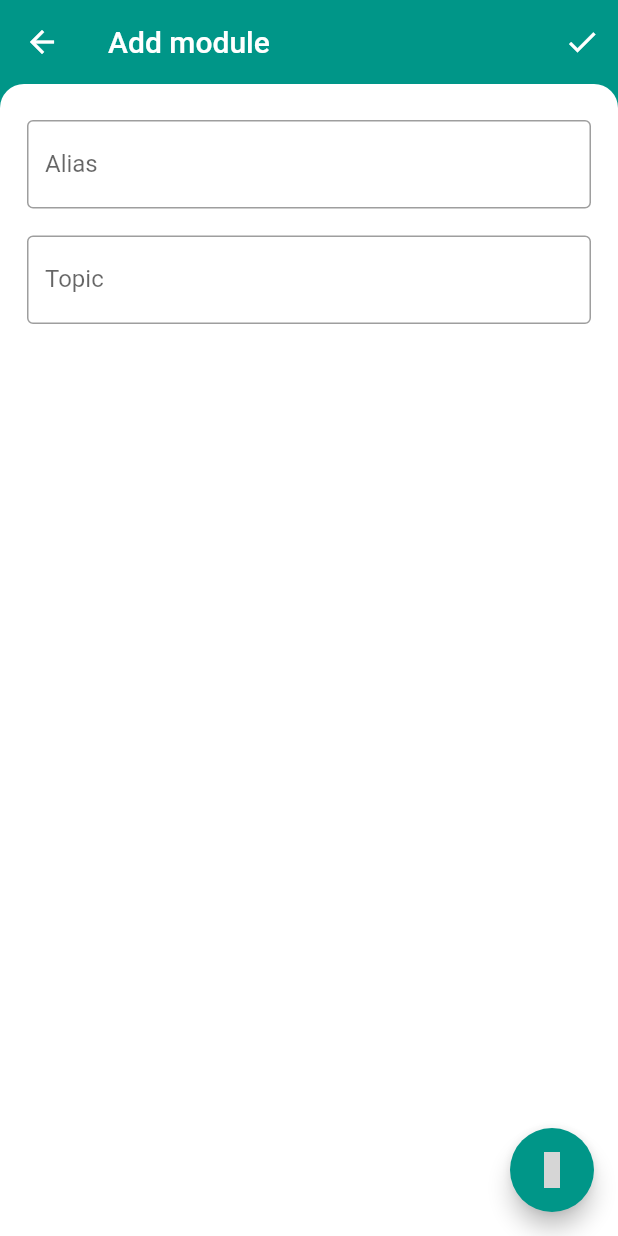
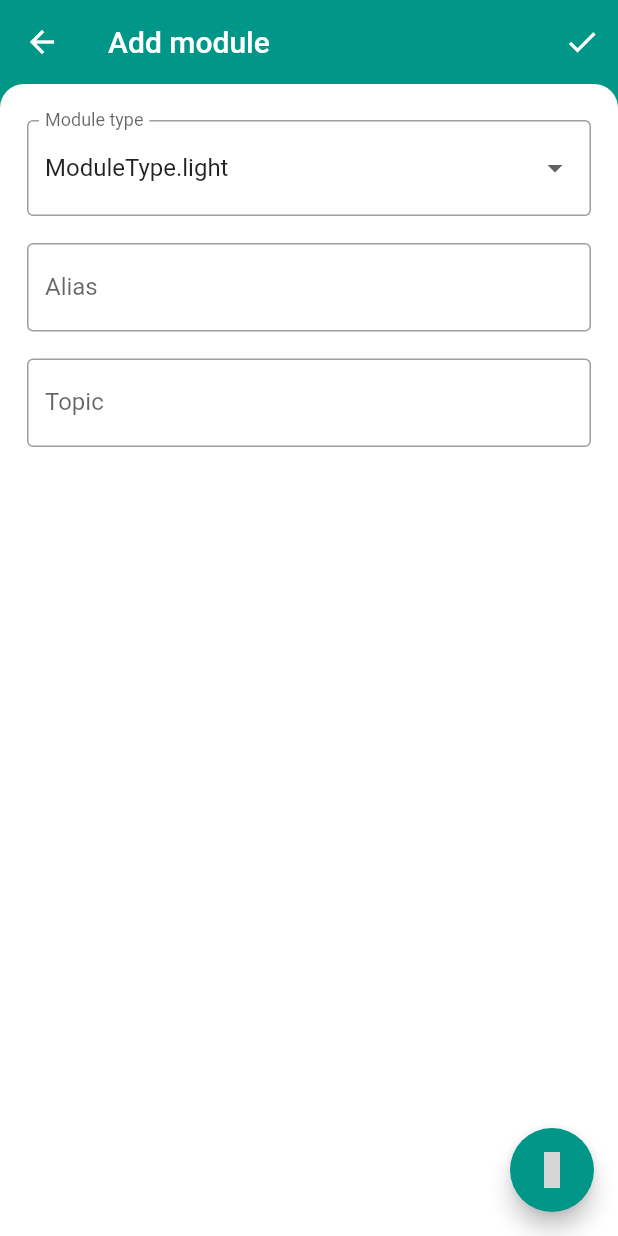
Before and after one commit to profran/ezp-sw-client, a Flutter app: the AddModule screen opened by its route, on a phone screen of 412 x 824 dp. Run offline on Flutter 3.47's test engine with Material 2 defaults, Android fonts, the phone set to English and light mode, and no system bars; our stand-ins replace material_design_icons_flutter, shared_preferences; missing offline and left inert: barcode_scan, mqtt_client; accounts and stored records are empty; grey boxes are pictures that could not be loaded.

Commit message:
Added ModuleTypes and their respective widgets, Fix not subscribing to new topic

```diff
--- a/lib/components/add_module.dart
+++ b/lib/components/add_module.dart
@@ -1,4 +1,6 @@
 import 'package:barcode_scan/barcode_scan.dart';
+import 'package:ezp_sw_client/models/module.dart';
+import 'package:ezp_sw_client/state/mqtt.dart';
 import 'package:flutter/material.dart';
 import 'package:flutter/services.dart';
 import 'package:material_design_icons_flutter/material_design_icons_flutter.dart';
@@ -19,6 +21,7 @@ class _AddModuleState extends State<AddModule> {
   final TextEditingController topicController = TextEditingController();
   final _formKey = GlobalKey<FormState>();
   String error;
+  ModuleType moduleType = ModuleType.light;
 
   void addModule() {
     if (aliasController.text != null && topicController.text != null) {
@@ -63,10 +66,14 @@ class _AddModuleState extends State<AddModule> {
                 icon: Icon(Icons.done),
                 onPressed: () {
                   if (_formKey.currentState.validate()) {
-                    Provider.of<ModulesProvider>(context).addModule(
-                        aliasController.text,
-                        topicController.text,
-                        'HARDCODED_TYPE');
+                    Provider.of<ModulesProvider>(context, listen: false)
+                        .addModule(
+                      aliasController.text,
+                      topicController.text,
+                      moduleType,
+                    );
+                    Provider.of<MqttProvider>(context, listen: false)
+                        .subscribe(topicController.text);
                     Navigator.pop(context);
                   } else {
                     final snackbar = SnackBar(
@@ -103,6 +110,25 @@ class _AddModuleState extends State<AddModule> {
           key: _formKey,
           child: Column(
             children: <Widget>[
+              Container(
+                padding: EdgeInsets.only(bottom: 18.0),
+                child: DropdownButtonFormField<ModuleType>(
+                  value: moduleType,
+                  decoration: InputDecoration(
+                    border: OutlineInputBorder(),
+                    labelText: 'Module type',
+                  ),
+                  onChanged: (ModuleType newValue) {
+                    setState(() {
+                      moduleType = newValue;
+                    });
+                  },
+                  items: ModuleType.values.map((ModuleType moduleType) {
+                    return DropdownMenuItem<ModuleType>(
+                        value: moduleType, child: Text(moduleType.toString()));
+                  }).toList(),
+                ),
+              ),
               Container(
                 padding: EdgeInsets.only(bottom: 18.0),
                 child: TextFormField(
--- /dev/null
+++ b/lib/components/light_widget.dart
@@ -0,0 +1,31 @@
+import 'package:flutter/material.dart';
+import 'package:provider/provider.dart';
+
+import 'module_base.dart';
+import '../models/module.dart';
+import '../state/mqtt.dart';
+
+class LightSwitch extends StatelessWidget {
+  const LightSwitch({Key key, this.module}) : super(key: key);
+
+  final Module module;
+
+  @override
+  Widget build(BuildContext context) {
+    bool sw = module.state == '1';
+
+    return ModuleBase(
+      color: sw
+          ? Theme.of(context).primaryColor
+          : Theme.of(context).dialogBackgroundColor,
+      onPressed: () {
+        Provider.of<MqttProvider>(context, listen: false)
+            .switchHandler(module.topic, !sw);
+      },
+      child: Text(
+        module.alias,
+        style: sw ? Theme.of(context).primaryTextTheme.button : null,
+      ),
+    );
+  }
+}
--- a/lib/models/module.dart
+++ b/lib/models/module.dart
@@ -1,22 +1,85 @@
+import 'package:ezp_sw_client/components/light_widget.dart';
+import 'package:ezp_sw_client/components/text_widget.dart';
+import 'package:flutter/material.dart';
+
+enum ModuleType { light, text, humidity, temperature }
+
+ModuleType moduleTypeFromString(String moduleType) {
+  switch (moduleType) {
+    case 'light':
+      return ModuleType.light;
+      break;
+    case 'text':
+      return ModuleType.text;
+      break;
+    case 'humidity':
+      return ModuleType.humidity;
+      break;
+    case 'temperature':
+      return ModuleType.temperature;
+      break;
+    default:
+      throw Exception('Unknown ModuleType');
+  }
+}
+
+String moduleTypeToString(ModuleType moduleType) {
+  switch (moduleType) {
+    case ModuleType.light:
+      return 'light';
+      break;
+    case ModuleType.text:
+      return 'text';
+      break;
+    case ModuleType.humidity:
+      return 'humidity';
+      break;
+    case ModuleType.temperature:
+      return 'temperature';
+      break;
+    default:
+      throw Exception('Unknown ModuleType');
+  }
+}
+
+Widget getWidgetFromModule(Module module) {
+  switch (module.type) {
+    case ModuleType.light:
+      return LightSwitch(module: module);
+      break;
+    case ModuleType.text:
+      return TextWidget(module: module);
+      break;
+    case ModuleType.humidity:
+      return TextWidget(module: module, extra: ' %',);
+      break;
+    case ModuleType.temperature:
+      return TextWidget(module: module, extra: ' C',);
+      break;
+    default:
+      throw Exception('Unknown ModuleType');
+  }
+}
+
 class Module {
   String alias;
   String topic;
   String state;
-  String type;
+  ModuleType type;
 
   Module({this.alias, this.topic, this.type});
 
   Module.fromJson(Map<String, dynamic> json) {
     alias = json['alias'];
     topic = json['topic'];
-    type = json['type'];
+    type = moduleTypeFromString(json['type']);
   }
 
   Map<String, dynamic> toJson() {
     final Map<String, dynamic> data = new Map<String, dynamic>();
     data['alias'] = this.alias;
     data['topic'] = this.topic;
-    data['type'] = this.type;
+    data['type'] = moduleTypeToString(this.type);
     return data;
   }
 }
--- a/lib/state/modules.dart
+++ b/lib/state/modules.dart
@@ -12,7 +12,7 @@ class ModulesProvider extends ChangeNotifier {
     this._getSavedModules();
   }
 
-  void addModule(String alias, String topic, String type) async {
+  void addModule(String alias, String topic, ModuleType type) async {
     this.modules.add(Module(alias: alias, topic: topic, type: type));
 
     _saveModules();
```
Also changed, not shown: lib/components/home.dart (+10 -9 lines), lib/components/light_switch.dart (deleted, +0 -62 lines), lib/components/module_base.dart (added, +62 -0 lines), lib/components/settings.dart (+24 -11 lines), lib/components/text_widget.dart (added, +30 -0 lines), lib/state/mqtt.dart (+24 -13 lines).
